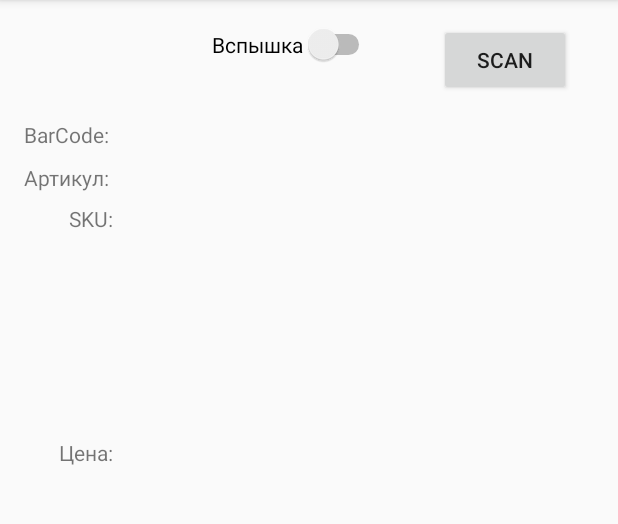
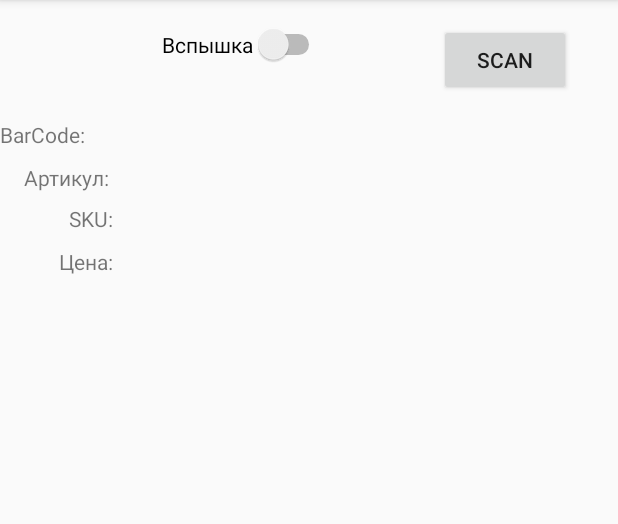
Before and after one commit to vovmanool/WareHouse, an Android app: the ActivityScanDesktop screen opened directly, with no data from a screen before it, on a phone screen of 412 x 824 dp, the part 84-608 px from its top. Run offline under Robolectric (Android 15) with nearby library versions, the phone set to English and light mode, and no system bars; our stand-ins replace Firebase (no records; nobody signed in at launch, a user with empty details on screens opened directly).

Commit message:
single barcode scanning and properties from DB getting

```diff
--- a/app/src/main/java/com/vvv/manool/warehouse/ActivityScanDesktop.java
+++ b/app/src/main/java/com/vvv/manool/warehouse/ActivityScanDesktop.java
@@ -8,6 +8,12 @@ import android.view.View;
 import android.widget.Button;
 import android.widget.Switch;
 import android.widget.TextView;
+
+import com.google.firebase.database.DataSnapshot;
+import com.google.firebase.database.DatabaseError;
+import com.google.firebase.database.DatabaseReference;
+import com.google.firebase.database.FirebaseDatabase;
+import com.google.firebase.database.ValueEventListener;
 import com.vvv.manool.warehouse.ui.camera.CameraSource;
 import com.vvv.manool.warehouse.ui.camera.CameraSourcePreview;
 
@@ -17,6 +23,9 @@ import com.google.android.gms.common.api.CommonStatusCodes;
 import com.google.android.gms.vision.barcode.Barcode;
 
 public class ActivityScanDesktop extends AppCompatActivity {
+
+    private FirebaseDatabase database;
+    private DatabaseReference ref_skus;
 
     private TextView tvScanBarcode,tvScanArt,tvScanName,tvScanPrice;
     private Switch swScanFlash;
@@ -29,9 +38,14 @@ public class ActivityScanDesktop extends AppCompatActivity {
         super.onCreate(savedInstanceState);
         setContentView(R.layout.activity_scan_desktop);
 
-        tvScanBarcode=findViewById(R.id.tv_asd_barcode);
+
+        database=FirebaseDatabase.getInstance();
+        ref_skus=database.getReference("skus");
+
+
+        tvScanBarcode = findViewById(R.id.tv_asd_barcode);
         tvScanArt=findViewById(R.id.tv_asd_art);
-        tvScanName=findViewById(R.id.tv_as_name);
+        tvScanName=findViewById(R.id.tv_asd_name);
         tvScanPrice=findViewById(R.id.tv_asd_price);
         swScanFlash=findViewById(R.id.sw_asd_flash);
         btnScanScan=findViewById(R.id.btn_asd_scan);
@@ -56,7 +70,34 @@ public class ActivityScanDesktop extends AppCompatActivity {
                 if (data != null) {
                     Barcode barcode = data.getParcelableExtra(BarcodeCaptureActivity.BarcodeObject);
                     //statusMessage.setText(R.string.barcode_success);
+
+
                     tvScanBarcode.setText(barcode.displayValue);
+                    ref_skus.orderByChild("barcode").equalTo(barcode.displayValue).addListenerForSingleValueEvent(new ValueEventListener() {
+                        @Override
+                        public void onDataChange(DataSnapshot dataSnapshot) {
+                            if (dataSnapshot.getValue()!=null) {
+                                for (DataSnapshot child : dataSnapshot.getChildren()) {
+                                    tvScanArt.setText(child.getValue(ModelSku.class).art);
+                                    tvScanName.setText(child.getValue(ModelSku.class).name);
+                                }
+                            }   else {
+                                tvScanName.setText("Такого ШК нет в базе");
+                            }
+                        }
+
+                        @Override
+                        public void onCancelled(DatabaseError databaseError) {
+
+                        }
+                    });
+
+
+
+
+
+
+
                     //Log.d(TAG, "Barcode read: " + barcode.displayValue);
                 } else {
                     tvScanBarcode.setText(R.string.barcode_failure);
--- a/app/src/main/java/com/vvv/manool/warehouse/ActivitySkus.java
+++ b/app/src/main/java/com/vvv/manool/warehouse/ActivitySkus.java
@@ -30,13 +30,9 @@ public class ActivitySkus extends AppCompatActivity {
         super.onCreate(savedInstanceState);
         setContentView(R.layout.activity_sku);
 
-
+        String data = getIntent().getExtras().getString("ORDER_KEY");
         database=FirebaseDatabase.getInstance();
-        String data = getIntent().getExtras().getString("ORDER_KEY");
-        //Toast.makeText(this, data, Toast.LENGTH_SHORT).show();
-
         ref_skus =database.getReference("skus");
-
 
         resultSkus=new ArrayList<>();
 
--- a/app/src/main/res/layout/activity_scan_desktop.xml
+++ b/app/src/main/res/layout/activity_scan_desktop.xml
@@ -10,7 +10,7 @@
         android:id="@+id/sw_asd_flash"
         android:layout_width="wrap_content"
         android:layout_height="wrap_content"
-        android:layout_marginStart="141dp"
+        android:layout_marginStart="108dp"
         android:layout_marginTop="16dp"
         android:checked="false"
         android:text="Вспышка"
@@ -21,9 +21,10 @@
         android:id="@+id/textView7"
         android:layout_width="59dp"
         android:layout_height="wrap_content"
-        android:layout_marginStart="16dp"
+        android:layout_marginEnd="8dp"
         android:layout_marginTop="16dp"
         android:text="BarCode:"
+        app:layout_constraintEnd_toStartOf="@+id/tv_asd_barcode"
         app:layout_constraintStart_toStartOf="parent"
         app:layout_constraintTop_toBottomOf="@+id/btn_asd_scan" />
 
@@ -44,9 +45,11 @@
         android:id="@+id/textView10"
         android:layout_width="59dp"
         android:layout_height="wrap_content"
+        android:layout_marginEnd="8dp"
         android:layout_marginStart="16dp"
         android:layout_marginTop="9dp"
         android:text="Артикул:"
+        app:layout_constraintEnd_toStartOf="@+id/tv_asd_art"
         app:layout_constraintStart_toStartOf="parent"
         app:layout_constraintTop_toBottomOf="@+id/textView7" />
 
@@ -54,10 +57,12 @@
         android:id="@+id/textView11"
         android:layout_width="59dp"
         android:layout_height="wrap_content"
+        android:layout_marginEnd="8dp"
         android:layout_marginStart="16dp"
         android:layout_marginTop="8dp"
         android:text="SKU:"
         android:textAlignment="textEnd"
+        app:layout_constraintEnd_toStartOf="@+id/tv_asd_name"
         app:layout_constraintStart_toStartOf="parent"
         app:layout_constraintTop_toBottomOf="@+id/textView10" />
 
@@ -65,12 +70,12 @@
         android:id="@+id/textView12"
         android:layout_width="59dp"
         android:layout_height="wrap_content"
-        android:layout_marginBottom="330dp"
+        android:layout_marginEnd="8dp"
         android:layout_marginStart="16dp"
         android:layout_marginTop="9dp"
         android:text="Цена:"
         android:textAlignment="textEnd"
-        app:layout_constraintBottom_toBottomOf="parent"
+        app:layout_constraintEnd_toStartOf="@+id/tv_asd_price"
         app:layout_constraintStart_toStartOf="parent"
         app:layout_constraintTop_toBottomOf="@+id/textView11" />
 
@@ -79,11 +84,8 @@
 
         android:layout_width="120dp"
         android:layout_height="wrap_content"
-        android:layout_marginEnd="243dp"
         android:layout_marginStart="8dp"
         android:layout_marginTop="16dp"
-        app:layout_constraintEnd_toEndOf="parent"
-        app:layout_constraintHorizontal_bias="0.0"
         app:layout_constraintStart_toEndOf="@+id/textView7"
         app:layout_constraintTop_toBottomOf="@+id/btn_asd_scan" />
 
@@ -91,10 +93,8 @@
         android:id="@+id/tv_asd_art"
         android:layout_width="189dp"
         android:layout_height="wrap_content"
-        android:layout_marginEnd="112dp"
         android:layout_marginStart="8dp"
         android:layout_marginTop="8dp"
-        app:layout_constraintEnd_toEndOf="parent"
         app:layout_constraintStart_toEndOf="@+id/textView10"
         app:layout_constraintTop_toBottomOf="@+id/tv_asd_barcode" />
 
@@ -102,10 +102,8 @@
         android:id="@+id/tv_asd_name"
         android:layout_width="284dp"
         android:layout_height="wrap_content"
-        android:layout_marginEnd="17dp"
         android:layout_marginStart="8dp"
         android:layout_marginTop="9dp"
-        app:layout_constraintEnd_toEndOf="parent"
         app:layout_constraintStart_toEndOf="@+id/textView11"
         app:layout_constraintTop_toBottomOf="@+id/tv_asd_art" />
 
@@ -113,12 +111,8 @@
         android:id="@+id/tv_asd_price"
         android:layout_width="98dp"
         android:layout_height="wrap_content"
-        android:layout_marginBottom="330dp"
-        android:layout_marginEnd="203dp"
         android:layout_marginStart="8dp"
         android:layout_marginTop="9dp"
-        app:layout_constraintBottom_toBottomOf="parent"
-        app:layout_constraintEnd_toEndOf="parent"
         app:layout_constraintStart_toEndOf="@+id/textView12"
         app:layout_constraintTop_toBottomOf="@+id/tv_asd_name" />
 
```
Also changed, not shown: app/src/main/java/com/vvv/manool/warehouse/ActivitySkusAdapter.java (+1 -8 lines), app/src/main/java/com/vvv/manool/warehouse/BarcodeCaptureActivity.java (+13 -1 lines), app/src/main/res/layout/layout_item_sku.xml (+21 -13 lines).
